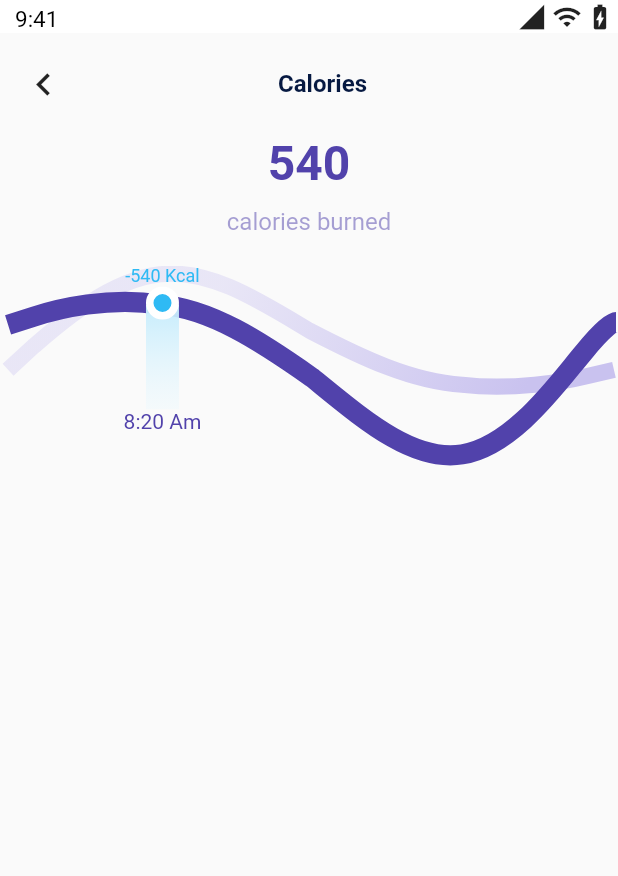
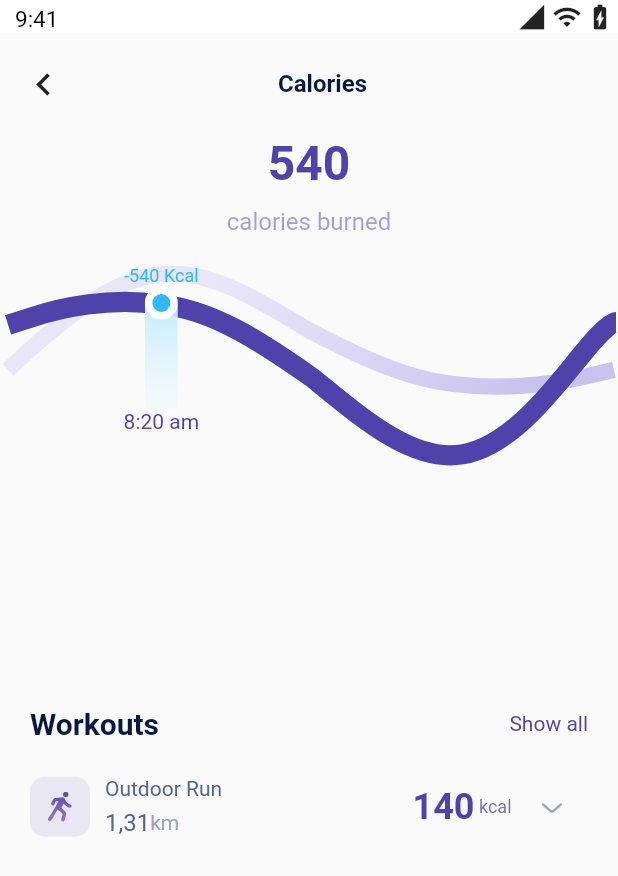
Before and after one commit to VikramNaik26/Health_app, a Flutter app: the DeatailPage screen opened directly, on a phone screen of 412 x 824 dp. Shown: the top 876 px of the screen. Run offline on Flutter 3.47's test engine with Material 2 defaults, Android fonts, the light colour scheme and no system bars; our stand-ins replace flutter_svg.

Commit message:
detail page completed

```diff
--- a/lib/main.dart
+++ b/lib/main.dart
@@ -20,7 +20,7 @@ class MyApp extends StatelessWidget {
       theme: ThemeData(
         primarySwatch: Colors.deepPurple,
       ),
-      home: const ProfilePage(),
+      home: const DeatailPage(),
     );
   }
 }
--- a/lib/pages/deatail_page.dart
+++ b/lib/pages/deatail_page.dart
@@ -3,6 +3,7 @@ import 'package:flutter_svg/svg.dart';
 import 'package:health_app/pages/home_page.dart';
 import 'package:health_app/widgets/app_large_text.dart';
 import 'package:health_app/widgets/app_text.dart';
+import 'package:health_app/widgets/calories_card.dart';
 
 class DeatailPage extends StatefulWidget {
   const DeatailPage({super.key});
@@ -12,6 +13,10 @@ class DeatailPage extends StatefulWidget {
 }
 
 class _DeatailPageState extends State<DeatailPage> {
+  bool isVisible = false;
+  final String toggleUicon = 'assets/icons/upArrow.svg';
+  final String toggleDicon = 'assets/icons/downArrow.svg';
+
   @override
   Widget build(BuildContext context) {
     Size size = MediaQuery.of(context).size;
@@ -21,6 +26,34 @@ class _DeatailPageState extends State<DeatailPage> {
         children: [
           detailsPageHeader(),
           caloriesGraph(size),
+          Container(
+            margin: const EdgeInsets.symmetric(
+              horizontal: 20,
+              vertical: 10,
+            ),
+            child: const Row(
+              mainAxisAlignment: MainAxisAlignment.spaceBetween,
+              children: [
+                AppText(
+                  text: 'Workouts',
+                  color: Color(0xff061941),
+                  fontSize: 20,
+                  fontWeight: FontWeight.w700,
+                ),
+                AppText(
+                  text: 'Show all',
+                  color: Color(0xff5142AB),
+                  fontSize: 14,
+                ),
+              ],
+            ),
+          ),
+          const CaloriesCard(
+            activity: 'Outdoor Run',
+            distance: '1,31',
+            distanceUnit: 'km',
+            calories: '140',
+          ),
         ],
       ),
     );
@@ -68,7 +101,7 @@ class _DeatailPageState extends State<DeatailPage> {
                       'assets/icons/Circle.svg',
                     ),
                     const AppText(
-                      text: '8:20 Am',
+                      text: '8:20 am',
                       color: Color(0xff5142AB),
                       fontSize: 14,
                     ),
--- a/lib/pages/main_home_page.dart
+++ b/lib/pages/main_home_page.dart
@@ -2,6 +2,7 @@ import 'package:flutter/material.dart';
 import 'package:flutter_svg/svg.dart';
 import 'package:health_app/pages/deatail_page.dart';
 import 'package:health_app/pages/home_page.dart';
+import 'package:health_app/pages/profile_page.dart';
 import 'package:health_app/widgets/header_with_profile.dart';
 import 'package:health_app/widgets/health_card.dart';
 
@@ -21,6 +22,15 @@ class _MainPageState extends State<MainPage> {
         appBar: appBar(),
         body: mainHomeBody(size),
         bottomNavigationBar: BottomNavigationBar(
+          currentIndex: 0,
+          onTap: (index) {
+            Navigator.push(
+              context,
+              MaterialPageRoute(
+                builder: (context) => const ProfilePage(),
+              ),
+            );
+          },
           type: BottomNavigationBarType.fixed,
           selectedFontSize: 0,
           unselectedFontSize: 0,
--- a/lib/pages/profile_page.dart
+++ b/lib/pages/profile_page.dart
@@ -45,7 +45,9 @@ class _ProfilePageState extends State<ProfilePage> {
               ),
               child: IconButton(
                 icon: const Icon(Icons.chevron_left),
-                onPressed: () {},
+                onPressed: () {
+                  Navigator.pop(context);
+                },
               ),
             ),
             userProfileIcon(),
@@ -95,12 +97,16 @@ class _ProfilePageState extends State<ProfilePage> {
           text: 'Vikram Naik',
           fontSize: 24,
         ),
+        SizedBox(
+          height: 5,
+        ),
         Row(
           mainAxisAlignment: MainAxisAlignment.center,
           children: [
             AppText(
               text: 'AGE: 19',
               fontSize: 11,
+              color: Colors.black54,
             ),
             SizedBox(
               width: 10,
@@ -108,6 +114,7 @@ class _ProfilePageState extends State<ProfilePage> {
             AppText(
               text: 'GENDER: MALE',
               fontSize: 11,
+              color: Colors.black54,
             ),
           ],
         ),
--- /dev/null
+++ b/lib/widgets/calories_card.dart
@@ -0,0 +1,153 @@
+import 'package:flutter/material.dart';
+import 'package:flutter_svg/svg.dart';
+import 'package:health_app/widgets/app_text.dart';
+import 'package:health_app/widgets/calories_readings.dart';
+
+class CaloriesCard extends StatefulWidget {
+  const CaloriesCard({
+    super.key,
+    required this.activity,
+    required this.distance,
+    required this.distanceUnit,
+    required this.calories,
+  });
+
+  final String activity;
+  final String distance;
+  final String distanceUnit;
+  final String calories;
+
+  @override
+  State<CaloriesCard> createState() => _CaloriesCardState();
+}
+
+class _CaloriesCardState extends State<CaloriesCard> {
+  bool isVisible = false;
+  final String toggleUicon = 'assets/icons/upArrow.svg';
+  final String toggleDicon = 'assets/icons/downArrow.svg';
+  @override
+  Widget build(BuildContext context) {
+    return Column(
+      children: [
+
+        Container(
+          margin: const EdgeInsets.symmetric(
+            horizontal: 20,
+            vertical: 10,
+          ),
+          child: Row(
+            mainAxisAlignment: MainAxisAlignment.spaceBetween,
+            children: [
+              Row(
+                children: [
+
+                  Container(
+
+                    padding: const EdgeInsets.all(10),
+                    decoration: BoxDecoration(
+                      color: const Color(0xff5142AB).withOpacity(.1),
+                      borderRadius: BorderRadius.circular(10),
+                    ),
+                    child: SvgPicture.asset('assets/icons/walk.svg'),
+                  ),
+                  const SizedBox(
+                    width: 10,
+                  ),
+                  const Column(
+                    crossAxisAlignment: CrossAxisAlignment.start,
+                    children: [
+                      AppText(
+                        text: 'Outdoor Run',
+                        color: Color(0xff53668E),
+                        fontSize: 14,
+                      ),
+                      SizedBox(
+                        height: 5,
+                      ),
+                      Row(
+                        children: [
+                          AppText(
+                            text: '1,31',
+                            color: Color(0xff53668E),
+                          ),
+                          AppText(
+                            text: 'km',
+                            color: Color(0xff9DA4B4),
+                            fontSize: 14,
+                          ),
+                        ],
+                      ),
+                    ],
+                  ),
+                ],
+              ),
+              Row(
+                children: [
+                  const AppText(
+                    text: '140',
+                    color: Color(0xff5142AB),
+                    fontSize: 24,
+                    fontWeight: FontWeight.w700,
+                  ),
+                  const SizedBox(
+                    width: 3,
+                  ),
+                  const AppText(
+                    text: 'kcal',
+                    color: Color.fromARGB(200, 81, 66, 171),
+                    fontSize: 12,
+                  ),
+                  const SizedBox(
+                    width: 3,
+                  ),
+                  IconButton(
+                    onPressed: () {
+                      setState(() {
+                        isVisible = !isVisible;
+                        if (isVisible) {}
+                      });
+                    },
+                    icon: SvgPicture.asset(
+                      isVisible ? toggleUicon : toggleDicon,
+                      // 'assets/icons/downArrow.svg',
+                    ),
+                  ),
+                ],
+              ),
+            ],
+          ),
+        ),
+        Visibility(
+          visible: isVisible,
+          // visible: false,
+          child: Container(
+            margin: const EdgeInsets.symmetric(
+              horizontal: 20,
+              vertical: 10,
+            ),
+            padding: const EdgeInsets.symmetric(
+              horizontal: 20,
+            ),
+            child: const Row(
+              mainAxisAlignment: MainAxisAlignment.spaceBetween,
+              children: [
+                CaloriesReading(
+                  name: 'Duration',
+                  reading: '00:12:34',
+                ),
+                CaloriesReading(
+                  name: 'Total steps',
+                  reading: '8372',
+                ),
+                CaloriesReading(
+                  name: 'Avg heart rate',
+                  reading: '120',
+                ),
+              ],
+            ),
+          ),
+        ),
+      ],
+    );
+  }
+}
--- /dev/null
+++ b/lib/widgets/calories_readings.dart
@@ -0,0 +1,39 @@
+import 'package:flutter/material.dart';
+import 'package:health_app/widgets/app_text.dart';
+
+class CaloriesReading extends StatelessWidget {
+  const CaloriesReading({
+    super.key,
+    required this.name,
+    required this.reading,
+  });
+
+  final String name;
+  final String reading;
+
+  @override
+  Widget build(BuildContext context) {
+    return Row(
+      children: [
+        Column(
+          children: [
+            AppText(
+              text: name,
+              color: const Color(0xffC5CAD3),
+              fontSize: 14,
+            ),
+            const SizedBox(
+              height: 5,
+            ),
+            AppText(
+              text: reading,
+              color: const Color(0xff53668E),
+              fontSize: 14,
+              fontWeight: FontWeight.bold,
+            ),
+          ],
+        )
+      ],
+    );
+  }
+}
--- a/lib/widgets/save_button.dart
+++ b/lib/widgets/save_button.dart
@@ -27,6 +27,14 @@ class SaveButton extends StatelessWidget {
               begin: Alignment.topLeft,
               end: Alignment.bottomRight,
             ),
+            boxShadow: const [
+              BoxShadow(
+                blurRadius: 22,
+                spreadRadius: 0,
+                offset: Offset(0, 10),
+                color: Color.fromARGB(100, 149, 173, 254),
+              ),
+            ],
           ),
           child: const AppLargeText(
             text: 'Save Changes',
```
Also changed, not shown: assets/icons/downArrow.svg (added), assets/icons/upArrow.svg (added).
